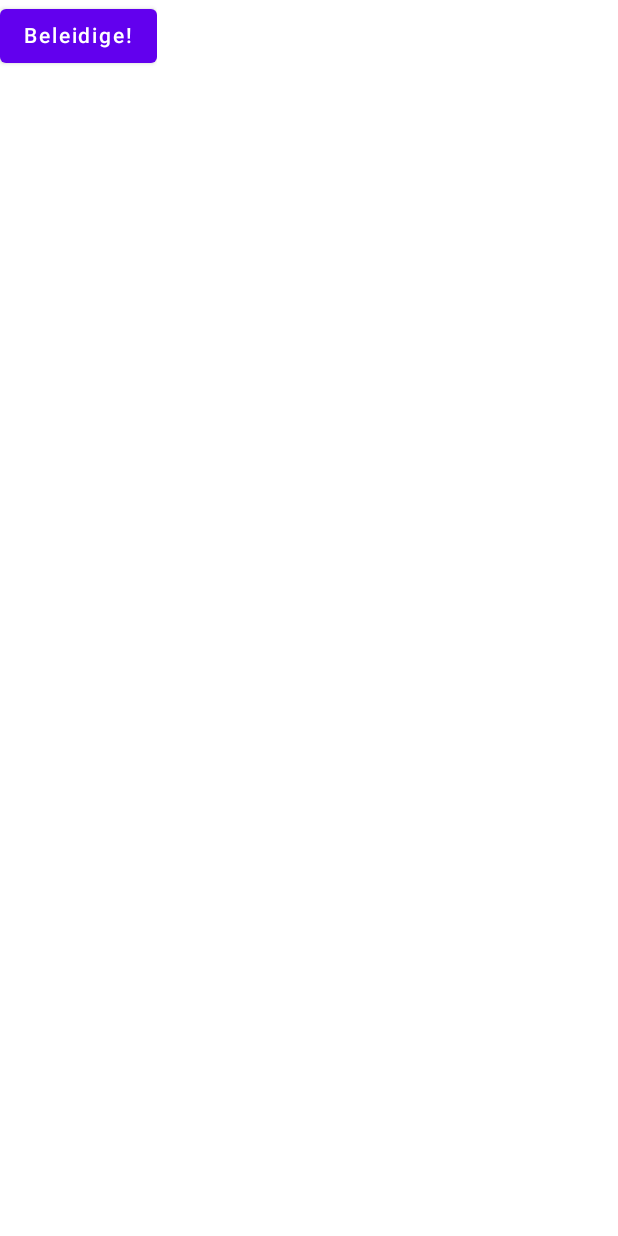
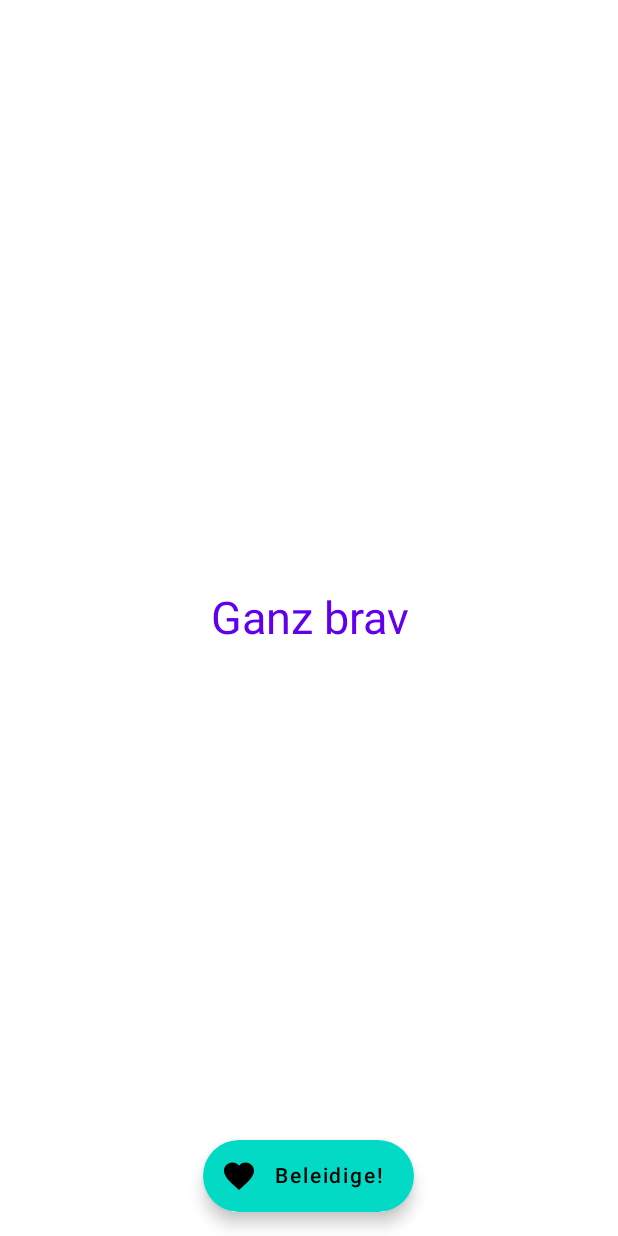
Before and after one commit to notizklotz/swiss-wowbagger-app, an Android app built with Jetpack Compose: the screen it shows after launch (MainActivity), on a phone screen of 412 x 824 dp. Run offline under Robolectric (Android 15) with nearby library versions, the light colour scheme and no system bars; our stand-ins replace livedata-compose.

Commit message:
Working text insults

```diff
--- a/app/build.gradle
+++ b/app/build.gradle
@@ -38,7 +38,6 @@ android {
     }
     composeOptions {
         kotlinCompilerExtensionVersion compose_version
-        kotlinCompilerVersion '1.5.21'
     }
     packagingOptions {
         resources {
@@ -55,9 +54,12 @@ dependencies {
     implementation "androidx.compose.ui:ui:$compose_version"
     implementation "androidx.compose.material:material:$compose_version"
     implementation "androidx.compose.ui:ui-tooling-preview:$compose_version"
+    implementation "androidx.compose.runtime:runtime-livedata:$compose_version"
     implementation 'androidx.lifecycle:lifecycle-runtime-ktx:2.4.0'
     implementation 'androidx.activity:activity-compose:1.4.0'
-    testImplementation 'junit:junit:4.+'
+    implementation 'com.squareup.retrofit2:retrofit:2.9.0'
+    implementation 'com.squareup.retrofit2:converter-scalars:2.9.0'
+    testImplementation 'junit:junit:4.13.2'
     androidTestImplementation 'androidx.test.ext:junit:1.1.3'
     androidTestImplementation 'androidx.test.espresso:espresso-core:3.4.0'
     androidTestImplementation "androidx.compose.ui:ui-test-junit4:$compose_version"
--- /dev/null
+++ b/app/src/main/java/com/github/notizklotz/swisswowbagger/app/InsultRepository.kt
@@ -0,0 +1,8 @@
+package com.github.notizklotz.swisswowbagger.app
+
+object InsultRepository {
+
+    private val wowbaggerApiClient = WowbaggerApi.retrofitService
+
+    suspend fun getRandomInsult() = wowbaggerApiClient.getInsult()
+}
--- a/app/src/main/java/com/github/notizklotz/swisswowbagger/app/MainActivity.kt
+++ b/app/src/main/java/com/github/notizklotz/swisswowbagger/app/MainActivity.kt
@@ -1,24 +1,49 @@
 package com.github.notizklotz.swisswowbagger.app
 
+import android.content.res.Configuration
 import android.os.Bundle
 import androidx.activity.ComponentActivity
 import androidx.activity.compose.setContent
-import androidx.compose.material.Button
-import androidx.compose.material.MaterialTheme
-import androidx.compose.material.Surface
-import androidx.compose.material.Text
+import androidx.activity.viewModels
+import androidx.compose.foundation.layout.Arrangement
+import androidx.compose.foundation.layout.Column
+import androidx.compose.foundation.layout.fillMaxSize
+import androidx.compose.material.*
+import androidx.compose.material.icons.Icons
+import androidx.compose.material.icons.filled.Favorite
 import androidx.compose.runtime.Composable
+import androidx.compose.runtime.livedata.observeAsState
+import androidx.compose.ui.Alignment
+import androidx.compose.ui.Modifier
+import androidx.compose.ui.text.style.TextAlign
 import androidx.compose.ui.tooling.preview.Preview
+import androidx.compose.ui.unit.TextUnit
+import androidx.compose.ui.unit.sp
 import com.github.notizklotz.swisswowbagger.app.ui.theme.SwissWowbaggerAppTheme
 
+
 class MainActivity : ComponentActivity() {
+
+    private val viewModel: MainViewModel by viewModels()
+
     override fun onCreate(savedInstanceState: Bundle?) {
         super.onCreate(savedInstanceState)
         setContent {
+            val userData = viewModel.insult.observeAsState("Ganz brav")
+
             SwissWowbaggerAppTheme {
-                // A surface container using the 'background' color from the theme
-                Surface(color = MaterialTheme.colors.background) {
-                    InsultButton()
+
+                Scaffold(
+                    floatingActionButton = { InsultButton { viewModel.fetchInsult() } },
+                    floatingActionButtonPosition = FabPosition.Center
+                ) {
+                    Column(
+                        modifier = Modifier.fillMaxSize(),
+                        horizontalAlignment = Alignment.CenterHorizontally,
+                        verticalArrangement = Arrangement.Center
+                    ) {
+                        InsultText(userData.value)
+                    }
                 }
             }
         }
@@ -26,16 +51,33 @@ class MainActivity : ComponentActivity() {
 }
 
 @Composable
-fun InsultButton() {
-    Button(onClick = { /*TODO*/ }) {
-        Text("Beleidige!")
-    }
+fun InsultButton(onClick: () -> Unit) {
+
+    ExtendedFloatingActionButton(
+        onClick = { onClick() },
+        text = { Text("Beleidige!") },
+        icon = { Icon(Icons.Filled.Favorite, "") }
+    )
 }
 
-@Preview(showBackground = true)
+@Composable
+fun InsultText(text: String) {
+    Text(
+        text = text,
+        color = MaterialTheme.colors.primary,
+        textAlign = TextAlign.Center,
+        fontSize = 30.sp
+    )
+}
+
+@Preview(name = "Light Theme", showBackground = true)
+@Preview(name = "Dark Theme", uiMode = Configuration.UI_MODE_NIGHT_YES, showBackground = true)
 @Composable
 fun DefaultPreview() {
     SwissWowbaggerAppTheme {
-        InsultButton()
+        Column {
+            InsultButton { }
+            InsultText("nö")
+        }
     }
 }
--- /dev/null
+++ b/app/src/main/java/com/github/notizklotz/swisswowbagger/app/MainViewModel.kt
@@ -0,0 +1,31 @@
+package com.github.notizklotz.swisswowbagger.app
+
+import android.util.Log
+import androidx.lifecycle.LiveData
+import androidx.lifecycle.MutableLiveData
+import androidx.lifecycle.ViewModel
+import androidx.lifecycle.viewModelScope
+import kotlinx.coroutines.launch
+
+class MainViewModel : ViewModel() {
+
+    private val _insult = MutableLiveData<String>()
+    val insult: LiveData<String> = _insult
+
+    init {
+        fetchInsult()
+    }
+
+    fun fetchInsult() {
+        viewModelScope.launch {
+            try {
+                // Calling the repository is safe as it will move execution off
+                // the main thread
+                _insult.value = InsultRepository.getRandomInsult()
+            } catch (error: Exception) {
+                Log.e("Wowbagger", "Could not fetch insult", error)
+            }
+        }
+    }
+
+}
--- /dev/null
+++ b/app/src/main/java/com/github/notizklotz/swisswowbagger/app/WowbaggerApiClient.kt
@@ -0,0 +1,23 @@
+package com.github.notizklotz.swisswowbagger.app
+
+import retrofit2.Retrofit
+import retrofit2.converter.scalars.ScalarsConverterFactory
+import retrofit2.http.GET
+
+private val retrofit = Retrofit.Builder()
+    .baseUrl("https://swiss-wowbagger-ultgi7by3q-oa.a.run.app")
+    .addConverterFactory(ScalarsConverterFactory.create())
+    .build()
+
+interface WowbaggerApiClient {
+
+    @GET("/users/{user}")
+    suspend fun getInsult(): String
+
+}
+
+object WowbaggerApi {
+    val retrofitService: WowbaggerApiClient by lazy {
+        retrofit.create(WowbaggerApiClient::class.java)
+    }
+}
--- a/build.gradle
+++ b/build.gradle
@@ -1,7 +1,7 @@
 // Top-level build file where you can add configuration options common to all sub-projects/modules.
 buildscript {
     ext {
-        compose_version = '1.0.1'
+        compose_version = '1.0.5'
     }
     repositories {
         google()
@@ -9,7 +9,7 @@ buildscript {
     }
     dependencies {
         classpath "com.android.tools.build:gradle:7.0.3"
-        classpath "org.jetbrains.kotlin:kotlin-gradle-plugin:1.5.21"
+        classpath "org.jetbrains.kotlin:kotlin-gradle-plugin:1.5.31"
 
         // NOTE: Do not place your application dependencies here; they belong
         // in the individual module build.gradle files
```
